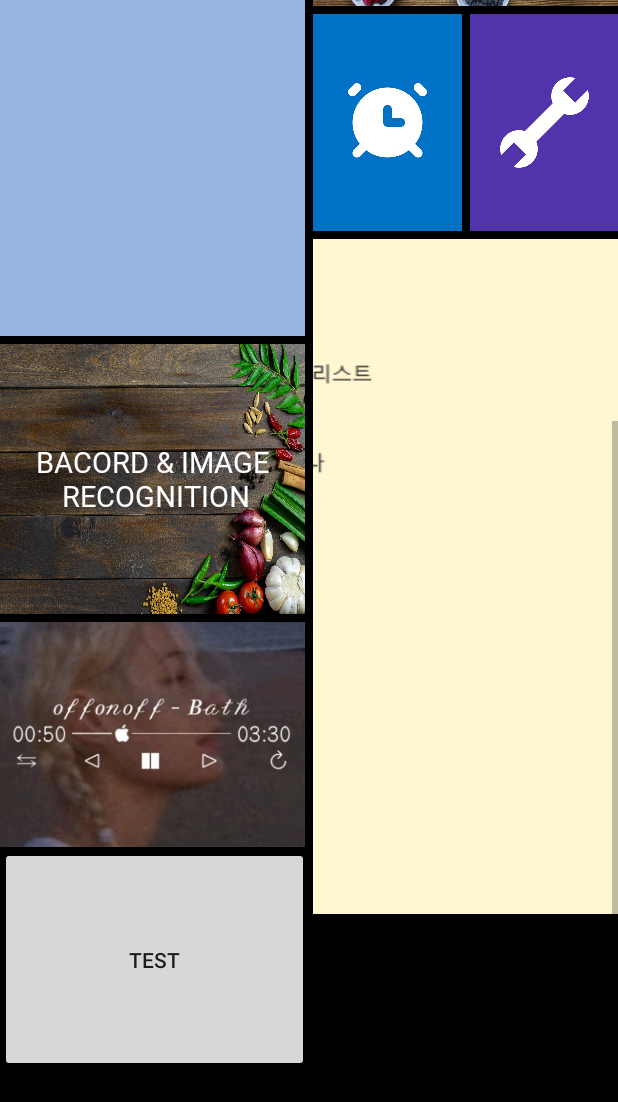
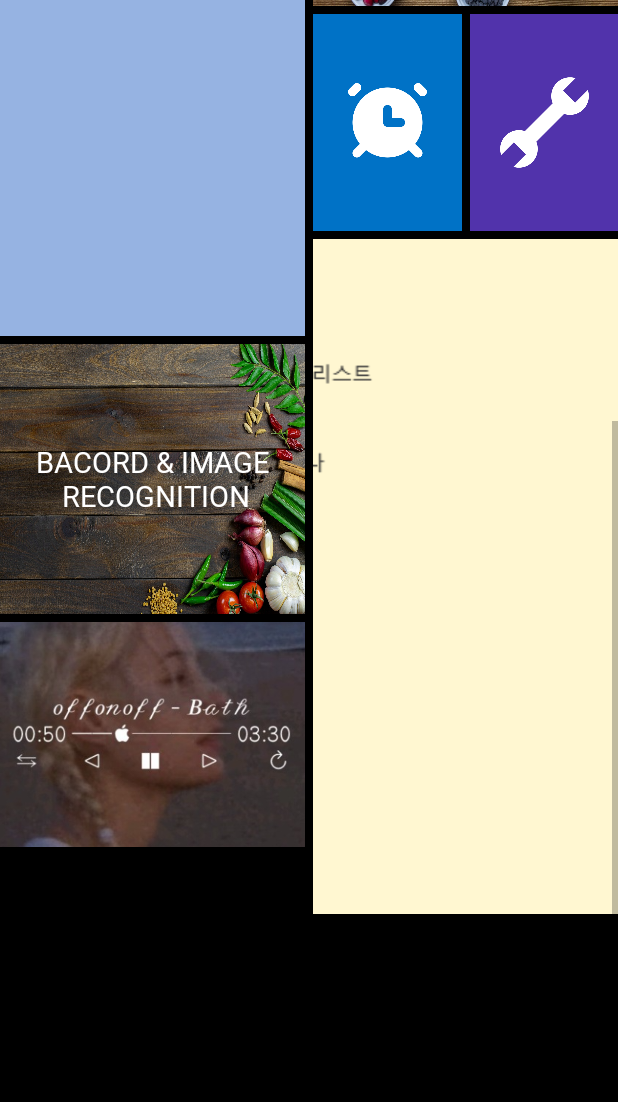
Before and after one commit to SSY98/RMS_graduatedSW, an Android app: the screen it shows after launch (MainActivity), scrolled down 426 dp, on a phone screen of 412 x 824 dp. Shown: the top 1102 px of the screen. Run offline under Robolectric (Android 15) with nearby library versions, the phone set to English and light mode, and no system bars; our stand-ins replace Room's generated code; libraries missing offline, so code that uses them is left out: com.google.zxing.integration; 1 statement that could not run was skipped.

Commit message:
테스트 이미지 인식 버튼 삭제
테스트 이미지 인식 버튼 삭제

```diff
--- a/RMS/RMS/app/src/main/res/layout/activity_main.xml
+++ b/RMS/RMS/app/src/main/res/layout/activity_main.xml
@@ -81,13 +81,6 @@
                         android:layout_marginRight="2.5dp"
                         android:layout_marginTop="2.5dp"/>
 
-                    <Button
-                        android:id="@+id/image_t"
-                        android:layout_width="match_parent"
-                        android:layout_height="150dp"
-                        android:text="test"/>
-
-
                 </LinearLayout>
 
                 <LinearLayout
```
